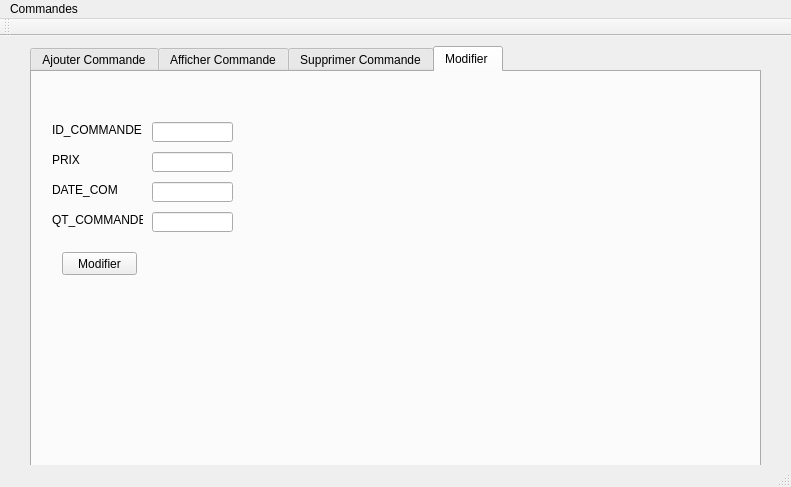
yassinmezni/smart-printing-office, file Amine/mainwindow.ui: the form before one commit.
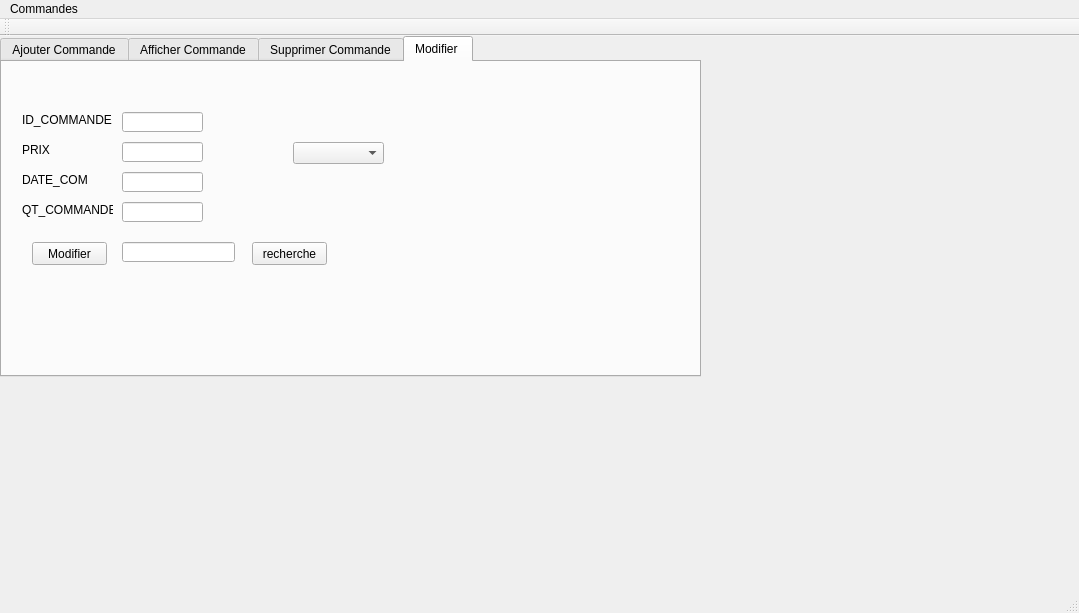
The form after the commit.

What changed in the file:
```diff
--- a/Amine/mainwindow.ui
+++ b/Amine/mainwindow.ui
@@ -2,12 +2,15 @@
 <ui version="4.0">
  <class>MainWindow</class>
  <widget class="QMainWindow" name="MainWindow">
+  <property name="enabled">
+   <bool>true</bool>
+  </property>
   <property name="geometry">
    <rect>
     <x>0</x>
     <y>0</y>
-    <width>791</width>
-    <height>487</height>
+    <width>1079</width>
+    <height>613</height>
    </rect>
   </property>
   <property name="windowTitle">
@@ -17,10 +20,10 @@
    <widget class="QTabWidget" name="tabWidget">
     <property name="geometry">
      <rect>
-      <x>30</x>
-      <y>10</y>
-      <width>731</width>
-      <height>431</height>
+      <x>0</x>
+      <y>0</y>
+      <width>701</width>
+      <height>341</height>
      </rect>
     </property>
     <property name="currentIndex">
@@ -314,6 +317,42 @@
        <string>Modifier</string>
       </property>
      </widget>
+     <widget class="QComboBox" name="combobox_fk">
+      <property name="geometry">
+       <rect>
+        <x>291</x>
+        <y>80</y>
+        <width>91</width>
+        <height>22</height>
+       </rect>
+      </property>
+     </widget>
+     <widget class="QPushButton" name="recherche">
+      <property name="enabled">
+       <bool>true</bool>
+      </property>
+      <property name="geometry">
+       <rect>
+        <x>250</x>
+        <y>180</y>
+        <width>75</width>
+        <height>23</height>
+       </rect>
+      </property>
+      <property name="text">
+       <string>recherche</string>
+      </property>
+     </widget>
+     <widget class="QLineEdit" name="find">
+      <property name="geometry">
+       <rect>
+        <x>120</x>
+        <y>180</y>
+        <width>113</width>
+        <height>20</height>
+       </rect>
+      </property>
+     </widget>
     </widget>
    </widget>
   </widget>
@@ -322,7 +361,7 @@
     <rect>
      <x>0</x>
      <y>0</y>
-     <width>791</width>
+     <width>1079</width>
      <height>22</height>
     </rect>
    </property>
```
Left out of the diff: 54 changed lines with no effect on the pictures.
